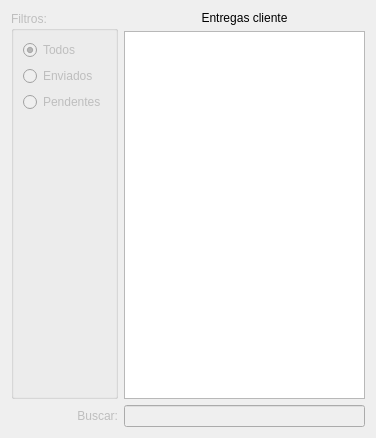
This is ui/widgetlogisticaentrega.ui in lellisls/ERP-STACCATO as Qt 5 draws it before an edit. The edited form follows.
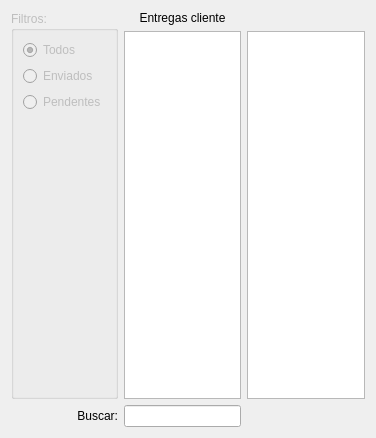
This is the edited form. Custom widgets are drawn as their Qt base class.

```diff
--- a/ui/widgetlogisticaentrega.ui
+++ b/ui/widgetlogisticaentrega.ui
@@ -100,7 +100,7 @@
      <item row="2" column="0">
       <widget class="QLabel" name="labelRecebimentosFornecedor_3">
        <property name="enabled">
-        <bool>false</bool>
+        <bool>true</bool>
        </property>
        <property name="text">
         <string>Buscar:</string>
@@ -113,10 +113,13 @@
      <item row="2" column="1">
       <widget class="QLineEdit" name="lineEditBuscaEntregas">
        <property name="enabled">
-        <bool>false</bool>
+        <bool>true</bool>
        </property>
       </widget>
      </item>
+     <item row="1" column="2">
+      <widget class="QTableView" name="tableView2"/>
+     </item>
     </layout>
    </item>
   </layout>
```
